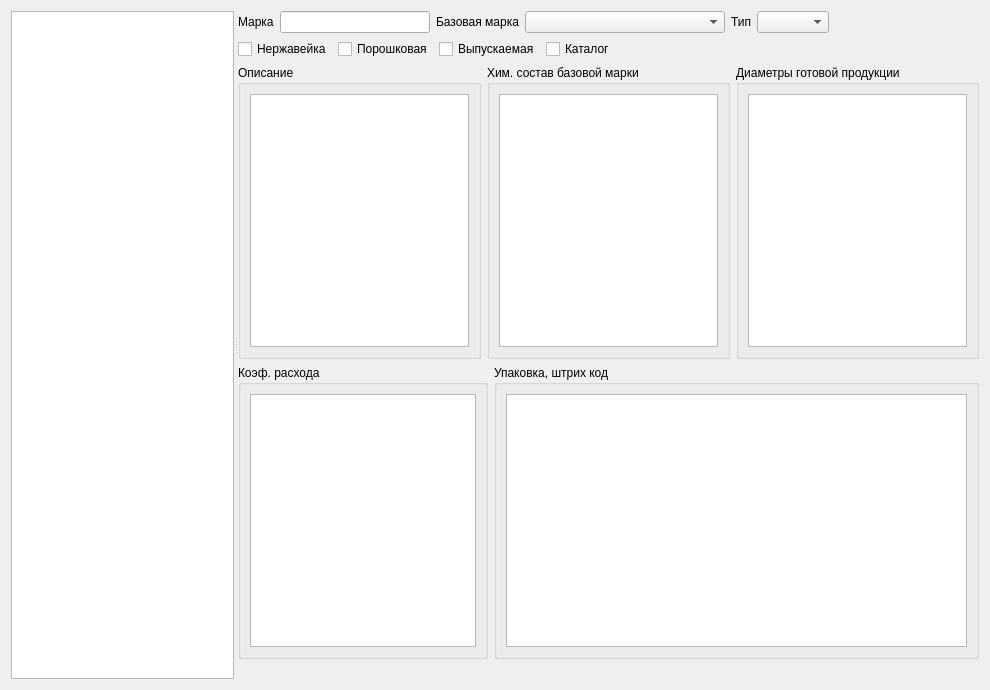
This is formedtwire.ui in Sergeyego/wire_pr as Qt 5 draws it before an edit. The edited form follows.
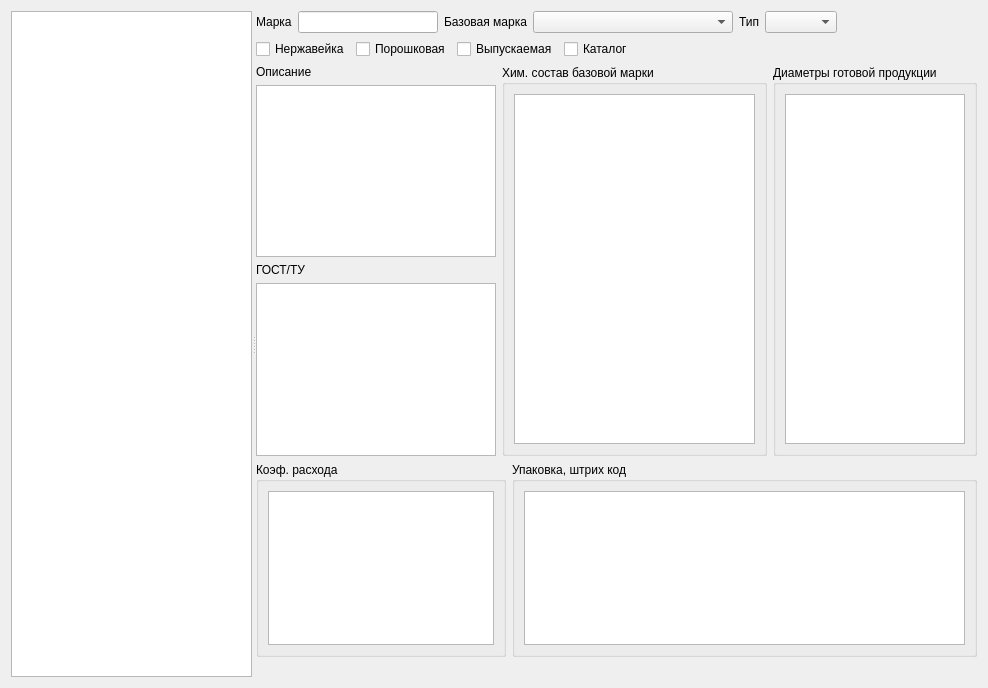
This is the edited form. Custom widgets are drawn as their Qt base class.

The edit to the form file:
```diff
--- a/formedtwire.ui
+++ b/formedtwire.ui
@@ -6,8 +6,8 @@
    <rect>
     <x>0</x>
     <y>0</y>
-    <width>990</width>
-    <height>690</height>
+    <width>988</width>
+    <height>688</height>
    </rect>
   </property>
   <property name="windowTitle">
@@ -22,7 +22,7 @@
      <widget class="DbViewer" name="tableViewWire">
       <property name="maximumSize">
        <size>
-        <width>350</width>
+        <width>400</width>
         <height>16777215</height>
        </size>
       </property>
@@ -147,16 +147,28 @@
        <item>
         <layout class="QHBoxLayout" name="horizontalLayout_4">
          <item>
-          <widget class="QGroupBox" name="groupBoxText">
-           <property name="title">
+          <layout class="QVBoxLayout" name="verticalLayout_9">
+           <item>
+            <widget class="QLabel" name="label_4">
+             <property name="text">
             <string>Описание</string>
            </property>
-           <layout class="QVBoxLayout" name="verticalLayout_4">
+            </widget>
+           </item>
             <item>
              <widget class="QPlainTextEdit" name="plainTextEdit"/>
             </item>
-           </layout>
-          </widget>
+           <item>
+            <widget class="QLabel" name="label_5">
+             <property name="text">
+              <string>ГОСТ/ТУ</string>
+             </property>
+            </widget>
+           </item>
+           <item>
+            <widget class="DbViewer" name="tableViewTu"/>
+           </item>
+          </layout>
          </item>
          <item>
           <widget class="QGroupBox" name="groupBoxChem">
@@ -172,6 +184,12 @@
          </item>
          <item>
           <widget class="QGroupBox" name="groupBoxDiam">
+           <property name="maximumSize">
+            <size>
+             <width>220</width>
+             <height>16777215</height>
+            </size>
+           </property>
            <property name="title">
             <string>Диаметры готовой продукции</string>
            </property>
```
Left out of the diff: 1 changed line with no effect on the pictures. Lines whose indentation alone changed are shown as unchanged.
